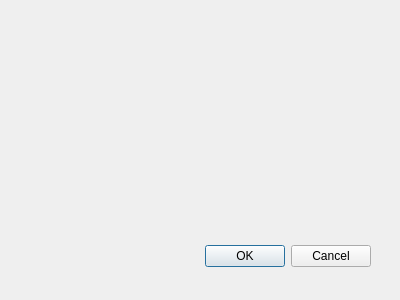
The window that projectsettings.ui (libresilicon/qtflow) describes before a commit, drawn with Qt 5.
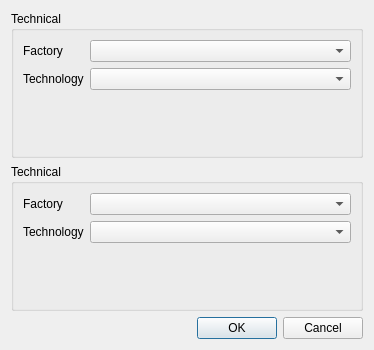
The same window after the commit.

Commit message: changing project settings dialog

Patch:
```diff
--- a/projectsettings.ui
+++ b/projectsettings.ui
@@ -1,36 +1,92 @@
-<ui version="4.0" >
- <author></author>
- <comment></comment>
- <exportmacro></exportmacro>
- <class>Dialog</class>
- <widget class="QDialog" name="Dialog" >
-  <property name="geometry" >
+<?xml version="1.0" encoding="UTF-8"?>
+<ui version="4.0">
+ <class>ProjectSettings</class>
+ <widget class="QDialog" name="ProjectSettings">
+  <property name="geometry">
    <rect>
     <x>0</x>
     <y>0</y>
-    <width>400</width>
-    <height>300</height>
+    <width>374</width>
+    <height>350</height>
    </rect>
   </property>
   <property name="windowTitle" >
    <string>Dialog</string>
   </property>
-  <widget class="QDialogButtonBox" name="buttonBox" >
-   <property name="geometry" >
-    <rect>
-     <x>30</x>
-     <y>240</y>
-     <width>341</width>
-     <height>32</height>
-    </rect>
-   </property>
-   <property name="orientation" >
-    <enum>Qt::Horizontal</enum>
-   </property>
-   <property name="standardButtons" >
-    <set>QDialogButtonBox::Cancel|QDialogButtonBox::Ok</set>
-   </property>
-  </widget>
+  <layout class="QGridLayout" name="gridLayout">
+   <item row="0" column="0">
+    <layout class="QVBoxLayout" name="verticalLayout">
+     <item>
+      <widget class="QGroupBox" name="groupBox">
+       <property name="title">
+        <string>Technical</string>
+       </property>
+       <layout class="QFormLayout" name="formLayout">
+        <item row="0" column="0">
+         <widget class="QLabel" name="label">
+          <property name="text">
+           <string>Factory</string>
+          </property>
+         </widget>
+        </item>
+        <item row="0" column="1">
+         <widget class="QComboBox" name="comboBoxFactory"/>
+        </item>
+        <item row="1" column="1">
+         <widget class="QComboBox" name="comboBoxTechnology"/>
+        </item>
+        <item row="1" column="0">
+         <widget class="QLabel" name="label_2">
+          <property name="text">
+           <string>Technology</string>
+          </property>
+         </widget>
+        </item>
+       </layout>
+      </widget>
+     </item>
+    </layout>
+   </item>
+   <item row="2" column="0">
+    <widget class="QDialogButtonBox" name="buttonBox">
+     <property name="orientation">
+      <enum>Qt::Horizontal</enum>
+     </property>
+     <property name="standardButtons">
+      <set>QDialogButtonBox::Cancel|QDialogButtonBox::Ok</set>
+     </property>
+    </widget>
+   </item>
+   <item row="1" column="0">
+    <widget class="QGroupBox" name="groupBox_2">
+     <property name="title">
+      <string>Technical</string>
+     </property>
+     <layout class="QFormLayout" name="formLayout_2">
+      <item row="0" column="0">
+       <widget class="QLabel" name="label_3">
+        <property name="text">
+         <string>Factory</string>
+        </property>
+       </widget>
+      </item>
+      <item row="0" column="1">
+       <widget class="QComboBox" name="comboBoxFactory_2"/>
+      </item>
+      <item row="1" column="1">
+       <widget class="QComboBox" name="comboBoxTechnology_2"/>
+      </item>
+      <item row="1" column="0">
+       <widget class="QLabel" name="label_4">
+        <property name="text">
+         <string>Technology</string>
+        </property>
+       </widget>
+      </item>
+     </layout>
+    </widget>
+   </item>
+  </layout>
  </widget>
  <pixmapfunction></pixmapfunction>
  <resources/>
```
Left out of the diff: 15 changed lines with no effect on the pictures. The commit also changes 2 other files.
